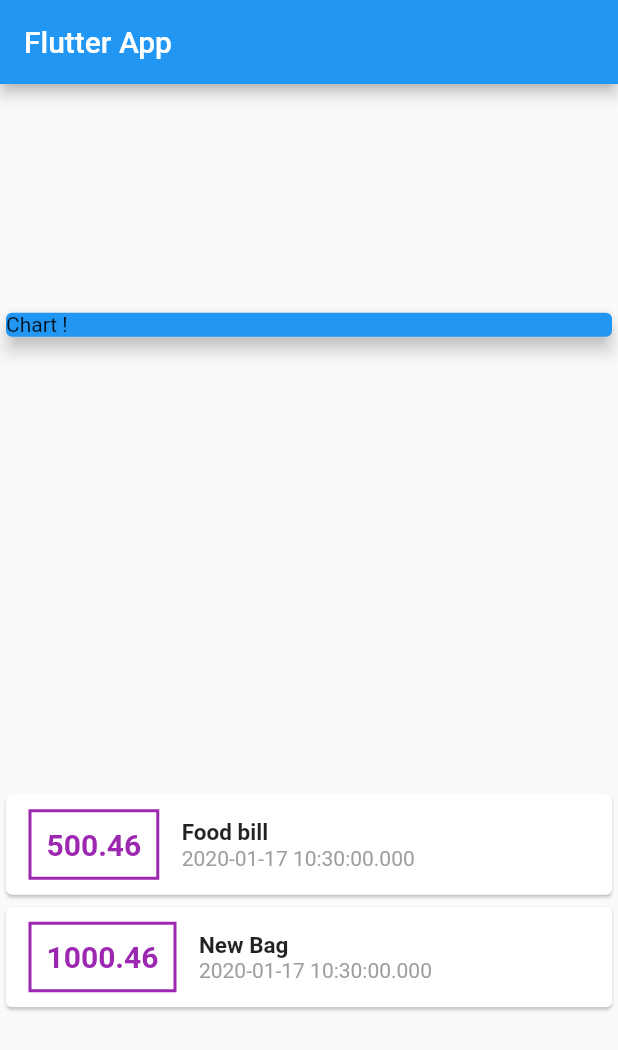
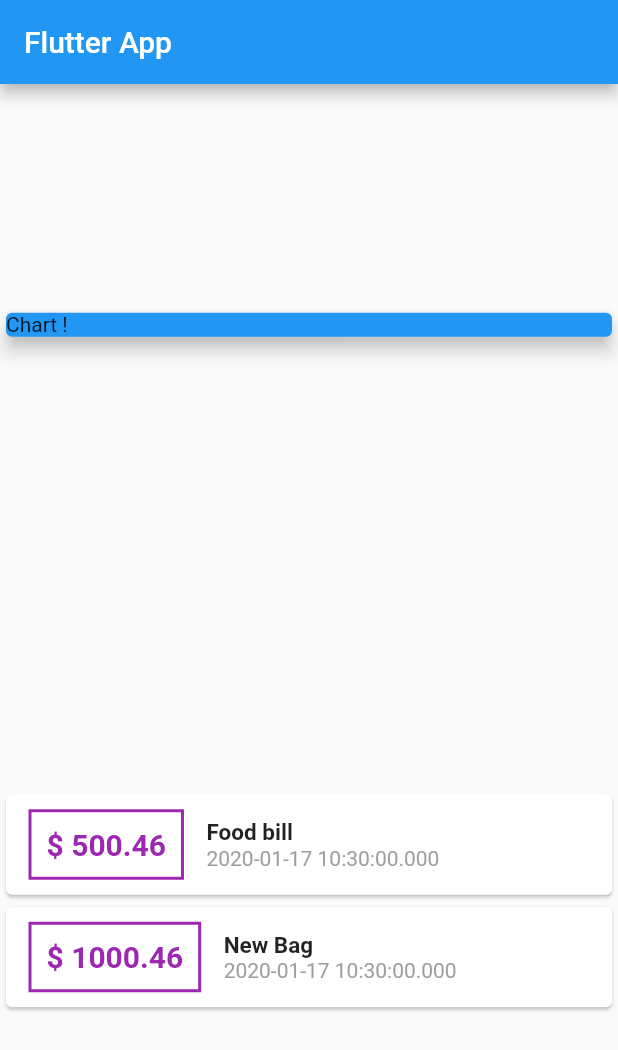
Before and after one commit to bhavikvashi1804/Expense-manager, a Flutter app: the screen it shows after launch, on a phone screen of 412 x 824 dp. Shown: the top 1050 px of the screen. Run offline on Flutter 3.47's test engine with Material 2 defaults, Android fonts, the phone set to English and light mode, and no system bars.

Commit message:
Display $ symbol

```diff
--- a/lib/main.dart
+++ b/lib/main.dart
@@ -49,7 +49,9 @@ class MyHomePage extends StatelessWidget {
                       Container(
                         margin: EdgeInsets.symmetric(horizontal: 15,vertical: 10),
                         padding: EdgeInsets.all(10),
-                        child: Text(transaction.amount.toString(),style: TextStyle(color:Colors.purple,fontWeight: FontWeight.bold,fontSize: 20),),
+                        child: Text('\$ ${transaction.amount}',
+                          style: TextStyle(color:Colors.purple,fontWeight: FontWeight.bold,fontSize: 20),
+                        ),
                         decoration: BoxDecoration(border: Border.all(color: Colors.purple,width: 2,)),
                       ),
                       Column(
```
